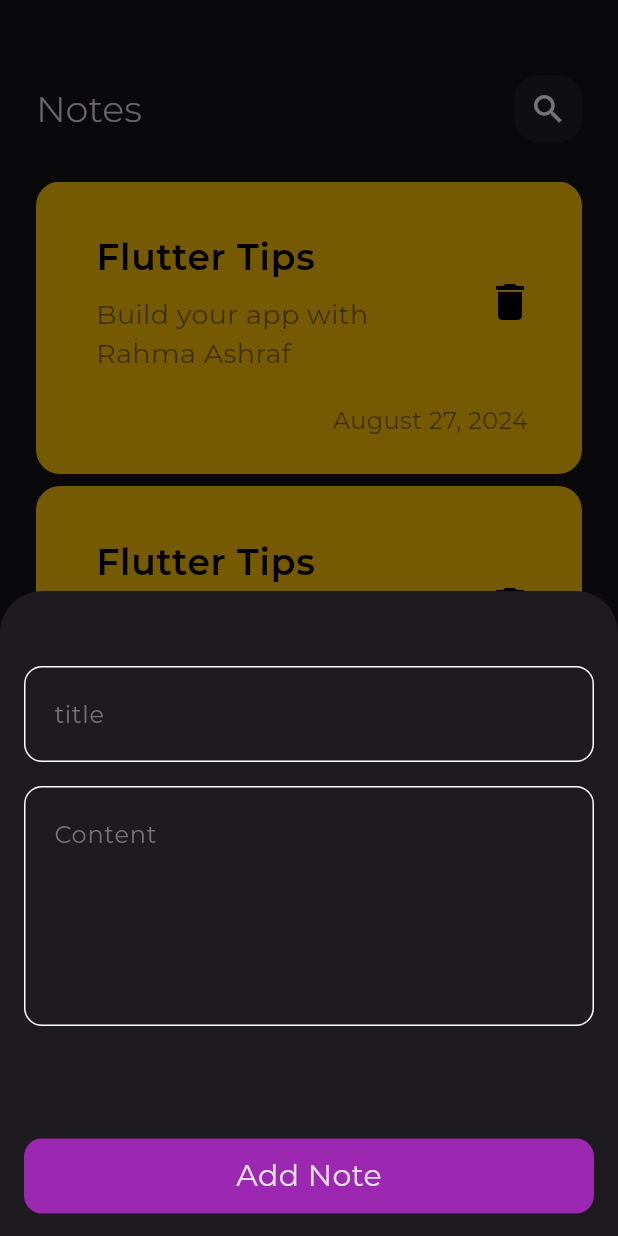
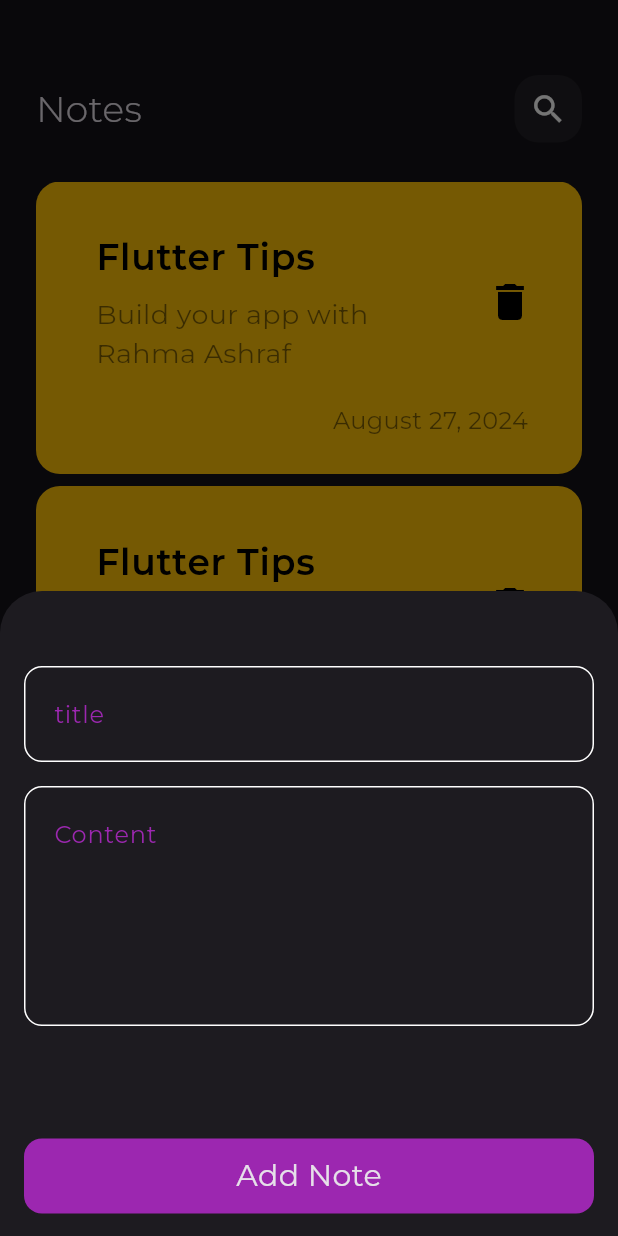
Before and after one commit to RahMA79/NotesApp, a Flutter app: the screen it shows after launch, after a tap on the "add" icon, on a phone screen of 412 x 824 dp. Run offline on Flutter 3.47's test engine with Material 3 defaults, Android fonts, the phone set to English and light mode, and no system bars; project files that could hold a hidden picture were left out.

Commit message:
Edit Notes view with its custom appbar

```diff
--- a/lib/views/notes_view.dart
+++ b/lib/views/notes_view.dart
@@ -30,7 +30,10 @@ class NotesView extends StatelessWidget {
             SizedBox(
               height: 50,
             ),
-            CustomAppBar(),
+            CustomAppBar(
+              icon: Icons.search,
+              title: 'Notes',
+            ),
             SizedBox(
               height: 10,
             ),
--- a/lib/widgets/custom_app_bar.dart
+++ b/lib/widgets/custom_app_bar.dart
@@ -1,19 +1,20 @@
 import 'package:flutter/material.dart';
-import 'package:note_app/widgets/cutom_search_Icon.dart';
+import 'package:note_app/widgets/cutom_Icon.dart';
 
 class CustomAppBar extends StatelessWidget {
-  const CustomAppBar({super.key});
-
+  const CustomAppBar({super.key, required this.title, required this.icon});
+  final String title;
+  final IconData icon;
   @override
   Widget build(BuildContext context) {
-    return const Row(
+    return Row(
       children: [
         Text(
-          'Notes',
-          style: TextStyle(fontSize: 24, fontWeight: FontWeight.w300),
+          title,
+          style: const TextStyle(fontSize: 24, fontWeight: FontWeight.w300),
         ),
-        Spacer(),
-        CutomSearchIcon(),
+        const Spacer(),
+        CutomIcon(icon: icon),
       ],
     );
   }
--- a/lib/widgets/custom_textfield.dart
+++ b/lib/widgets/custom_textfield.dart
@@ -35,7 +35,7 @@ class CutomTextFormField extends StatelessWidget {
               borderSide: const BorderSide(color: Colors.purple, width: 2)),
           hintText: hintText,
           hintStyle:
-              TextStyle(color: Colors.grey[600], fontFamily: 'Montserrat'),
+              const TextStyle(color: Colors.purple, fontFamily: 'Montserrat'),
           contentPadding:
               const EdgeInsets.symmetric(vertical: 20, horizontal: 16)),
     );
--- a/lib/widgets/cutom_search_Icon.dart
+++ b/lib/widgets/cutom_Icon.dart
@@ -1,8 +1,8 @@
 import 'package:flutter/material.dart';
 
-class CutomSearchIcon extends StatelessWidget {
-  const CutomSearchIcon({super.key});
-
+class CutomIcon extends StatelessWidget {
+  const CutomIcon({super.key, required this.icon});
+  final IconData icon;
   @override
   Widget build(BuildContext context) {
     return Container(
@@ -12,9 +12,9 @@ class CutomSearchIcon extends StatelessWidget {
         borderRadius: BorderRadius.circular(16),
         color: Colors.white.withOpacity(0.05),
       ),
-      child: const Center(
+      child: Center(
         child: Icon(
-          Icons.search,
+          icon,
           size: 25,
         ),
       ),
--- a/lib/widgets/notes_item.dart
+++ b/lib/widgets/notes_item.dart
@@ -1,11 +1,18 @@
 import 'package:flutter/material.dart';
+import 'package:note_app/views/note_edit_view.dart';
 
 class NotesItem extends StatelessWidget {
   const NotesItem({super.key});
 
   @override
   Widget build(BuildContext context) {
-    return Container(
+    return GestureDetector(
+      onTap: () {
+        Navigator.push(context, MaterialPageRoute(builder: (context) {
+          return const EditNoteView();
+        }));
+      },
+      child: Container(
         decoration: BoxDecoration(
           borderRadius: BorderRadius.circular(16),
           color: Colors.amber,
@@ -55,6 +62,7 @@ class NotesItem extends StatelessWidget {
             ],
           ),
         ),
+      ),
     );
   }
 }
```
Also changed, not shown: lib/views/note_edit_view.dart (added, +35 -0 lines). Lines whose indentation alone changed are shown as unchanged.
